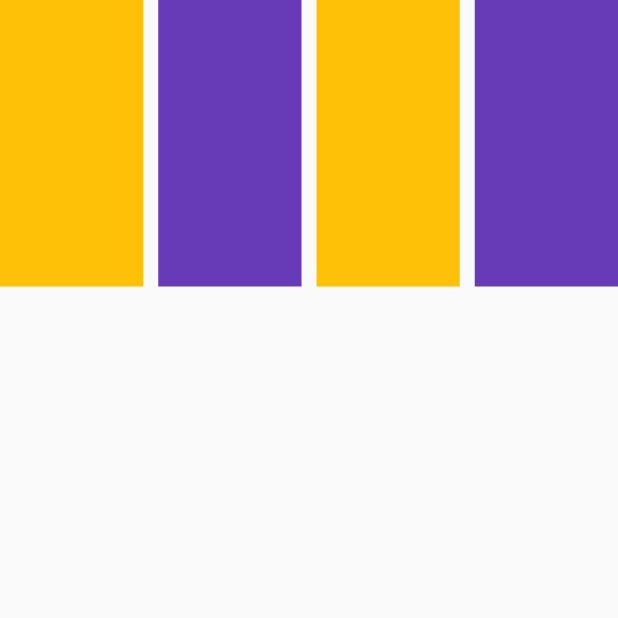
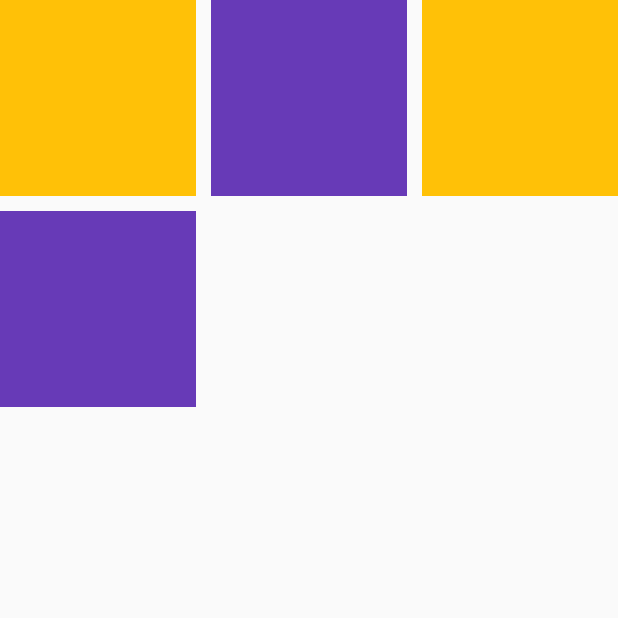
Before and after one commit to ahmedkaimkhani/SMIT-Flutter-Widgets-Learning, a Flutter app: the screen it shows after launch, on a phone screen of 412 x 824 dp, the top half of it. Run offline on Flutter 3.47's test engine with Material 2 defaults, Android fonts, the light colour scheme and no system bars.

Commit message:
gridview

```diff
--- a/lib/Gridview/simple_gridview.dart
+++ b/lib/Gridview/simple_gridview.dart
@@ -7,11 +7,12 @@
   Widget build(BuildContext context) {
     return Scaffold(
       body: SafeArea(
-        child: GridView(
-          gridDelegate: const SliverGridDelegateWithMaxCrossAxisExtent(
-              maxCrossAxisExtent: 100,
+          child: GridView.count(
+        crossAxisCount: 3,
+        mainAxisSpacing: 10,
         crossAxisSpacing: 10,
-              childAspectRatio: 0.5),
+        // childAspectRatio: 0.1,
+        // cacheExtent: 0.5,
         children: [
           Container(
             color: Colors.amber,
@@ -26,8 +27,7 @@
             color: Colors.deepPurple,
           ),
         ],
-        ),
-      ),
+      )),
     );
   }
 }
```
Lines whose indentation alone changed are shown as unchanged.
